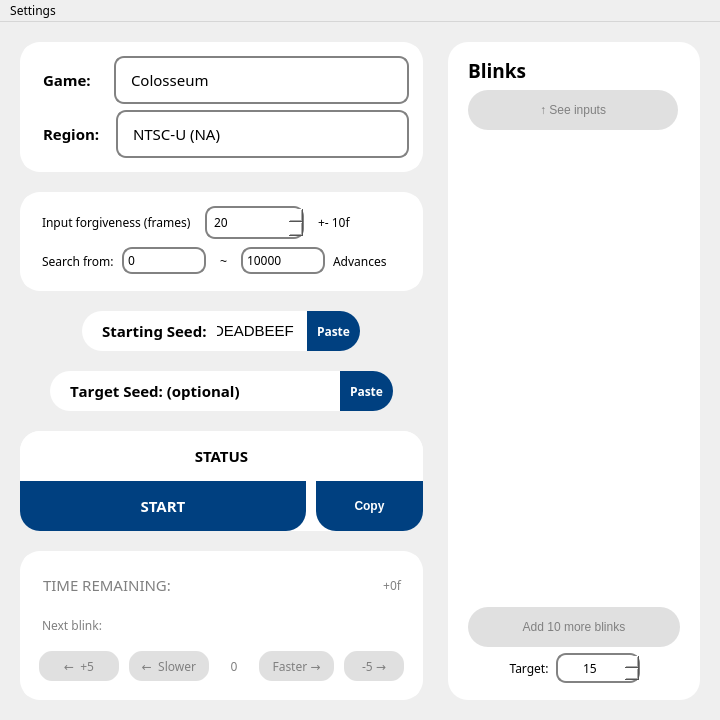
Old version of the form OpenBlink/GuiProjectBackup/OpenBlink2/mainwindow.ui in the repository KapitalRoser/OpenBlink.
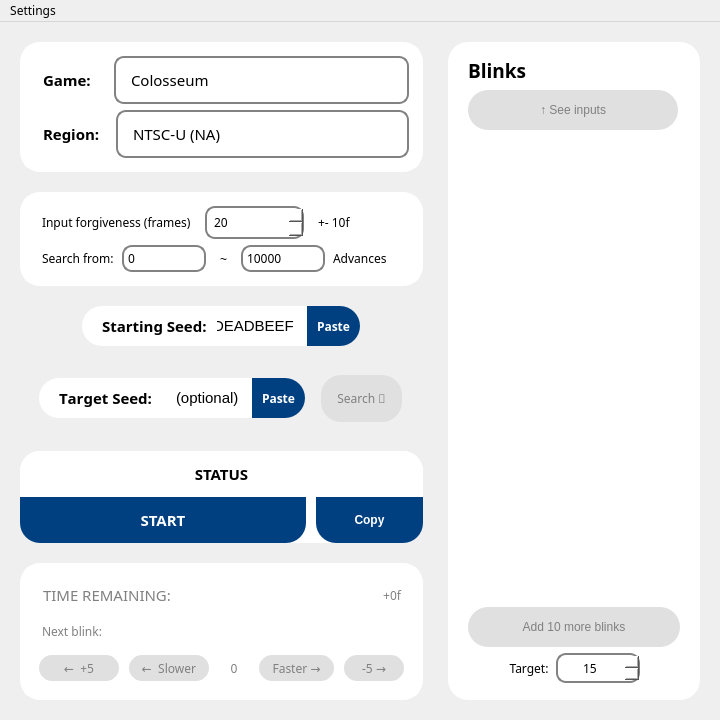
New version of the form. Icons and pictures are not drawn.

Commit message:
Implement seed search
Huge commit, basic testing done, need user validation

Implements searching for a seed, along with my best attempt at optimizing performance.

Expanded FindGap() into several functions which come with different assumptions and goals.

Diff of the .ui file:
```diff
--- a/OpenBlink/GuiProjectBackup/OpenBlink2/mainwindow.ui
+++ b/OpenBlink/GuiProjectBackup/OpenBlink2/mainwindow.ui
@@ -55,7 +55,7 @@
      <number>20</number>
     </property>
     <item>
-     <layout class="QVBoxLayout" name="verticalLayout_5" stretch="2,2,0,0,2,3">
+     <layout class="QVBoxLayout" name="InputsFrame" stretch="2,2,0,0,2,3">
       <property name="spacing">
        <number>20</number>
       </property>
@@ -502,7 +502,7 @@
           <property name="frameShadow">
            <enum>QFrame::Raised</enum>
           </property>
-          <layout class="QHBoxLayout" name="horizontalLayout_2" stretch="5,5,2">
+          <layout class="QHBoxLayout" name="horizontalLayout_2" stretch="5,5,0">
            <property name="spacing">
             <number>0</number>
            </property>
@@ -634,7 +634,8 @@
        </layout>
       </item>
       <item>
-       <layout class="QHBoxLayout" name="horizontalLayout_8">
+       <widget class="QWidget" name="targetSeedLayoutWidget" native="true">
+        <layout class="QHBoxLayout" name="targetSeedLayout">
         <item>
          <widget class="QFrame" name="targetSeedQFrame">
           <property name="enabled">
@@ -703,7 +704,7 @@
               </font>
              </property>
              <property name="text">
-              <string>Target Seed: (optional)</string>
+               <string>Target Seed:</string>
              </property>
             </widget>
            </item>
@@ -731,10 +732,10 @@
               <string notr="true">padding:10px;</string>
              </property>
              <property name="text">
-              <string/>
+               <string>(optional)</string>
              </property>
              <property name="maxLength">
-              <number>8</number>
+               <number>10</number>
              </property>
              <property name="alignment">
               <set>Qt::AlignRight|Qt::AlignTrailing|Qt::AlignVCenter</set>
@@ -802,7 +803,44 @@
           </layout>
          </widget>
         </item>
-       </layout>
+         <item>
+          <widget class="QPushButton" name="targetSeedSearchButton">
+           <property name="enabled">
+            <bool>false</bool>
+           </property>
+           <property name="sizePolicy">
+            <sizepolicy hsizetype="Fixed" vsizetype="Minimum">
+             <horstretch>0</horstretch>
+             <verstretch>0</verstretch>
+            </sizepolicy>
+           </property>
+           <property name="styleSheet">
+            <string notr="true">QPushButton{background-color: #004080;
+font: 9pt &quot;Century Gothic&quot;;
+color: white;
+font-weight: bold;
+border-radius:20px;
+padding: 15px;
+}
+QPushButton:hover{
+background-color: #265d93;
+}
+QPushButton:pressed{
+background-color: #004080;
+}
+QPushButton:disabled{
+background-color:#e0e0e0;
+font-weight:normal;
+color:grey;
+}</string>
+           </property>
+           <property name="text">
+            <string>Search 🔎︎</string>
+           </property>
+          </widget>
+         </item>
+        </layout>
+       </widget>
       </item>
       <item>
        <widget class="QFrame" name="statusFrame">
@@ -1559,7 +1597,7 @@
             <number>1</number>
            </property>
            <property name="maximum">
-            <number>1000</number>
+            <number>2147483647</number>
            </property>
            <property name="value">
             <number>15</number>
```
Lines whose indentation alone changed are shown as unchanged. The commit also changes 5 other files.
